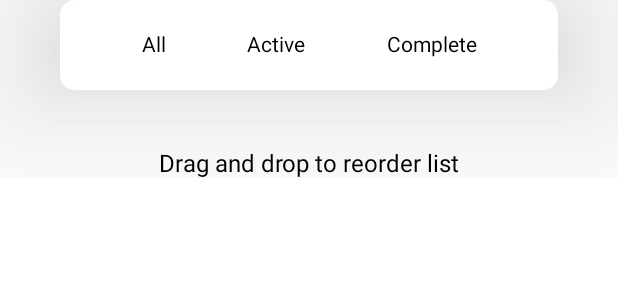
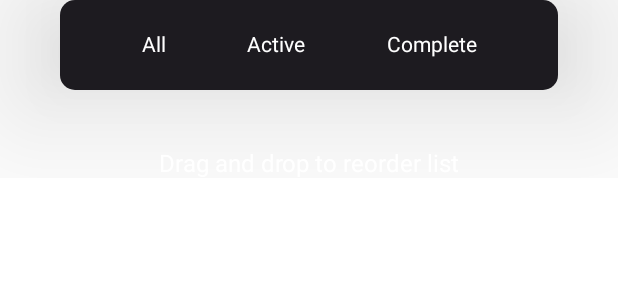
Before and after one commit to zfx-t/todolist-app, an Android app built with Jetpack Compose: the @Preview function ToolBarPreview, on a phone screen of 412 x 824 dp. Shown: the top 300 px of the screen. Run offline under Robolectric (Android 15) with nearby library versions, the phone set to English and light mode, and no system bars; libraries missing offline, so code that uses them is left out: top.zfxt.

Commit message:
实现日夜间模式切换

```diff
--- a/app/src/main/java/top/zfxt/Todo/ui/component/ToolBar.kt
+++ b/app/src/main/java/top/zfxt/Todo/ui/component/ToolBar.kt
@@ -9,6 +9,7 @@ import androidx.compose.foundation.layout.fillMaxWidth
 import androidx.compose.foundation.layout.height
 import androidx.compose.foundation.layout.padding
 import androidx.compose.foundation.shape.RoundedCornerShape
+import androidx.compose.material3.MaterialTheme
 import androidx.compose.material3.Text
 import androidx.compose.runtime.Composable
 import androidx.compose.ui.Alignment
@@ -31,16 +32,16 @@ fun ToolBar(modifier:Modifier = Modifier) {
                 .padding(horizontal = 40.dp)
                 .shadow(70.dp)
                 .clip(RoundedCornerShape(10.dp))
-                .background(Color.White)
+                .background(MaterialTheme.colorScheme.onBackground)
             , horizontalArrangement = Arrangement.SpaceEvenly,
             verticalAlignment = Alignment.CenterVertically
         ) {
-            Text(text = "All", fontSize = 14.sp)
-            Text(text = "Active", fontSize = 14.sp)
-            Text(text = "Complete", fontSize = 14.sp)
+            Text(text = "All", fontSize = 14.sp,color = MaterialTheme.colorScheme.onTertiary)
+            Text(text = "Active", fontSize = 14.sp,color = MaterialTheme.colorScheme.onTertiary)
+            Text(text = "Complete", fontSize = 14.sp,color = MaterialTheme.colorScheme.onTertiary)
         }
         Spacer(modifier = Modifier.height(40.dp))
-        Text(text = "Drag and drop to reorder list", fontSize = 16.sp)
+        Text(text = "Drag and drop to reorder list", fontSize = 16.sp,color = MaterialTheme.colorScheme.onTertiary)
     }
 }
 
```
Also changed, not shown: app/src/main/java/top/zfxt/Todo/MainActivity.kt (+2 -17 lines), app/src/main/java/top/zfxt/Todo/ui/component/ToDoItem.kt (+5 -3 lines), app/src/main/java/top/zfxt/Todo/ui/component/ToDoList.kt (+4 -3 lines), app/src/main/java/top/zfxt/Todo/ui/screen/ToDoScreen.kt (+28 -13 lines), app/src/main/java/top/zfxt/Todo/ui/theme/Theme.kt (+20 -8 lines), app/src/main/res/drawable/sun.xml (added, +10 -0 lines), app/src/main/res/drawable/background_light.png (renamed from app/src/main/res/drawable/todo_light.png), app/src/main/res/drawable/background_night.png (added).
